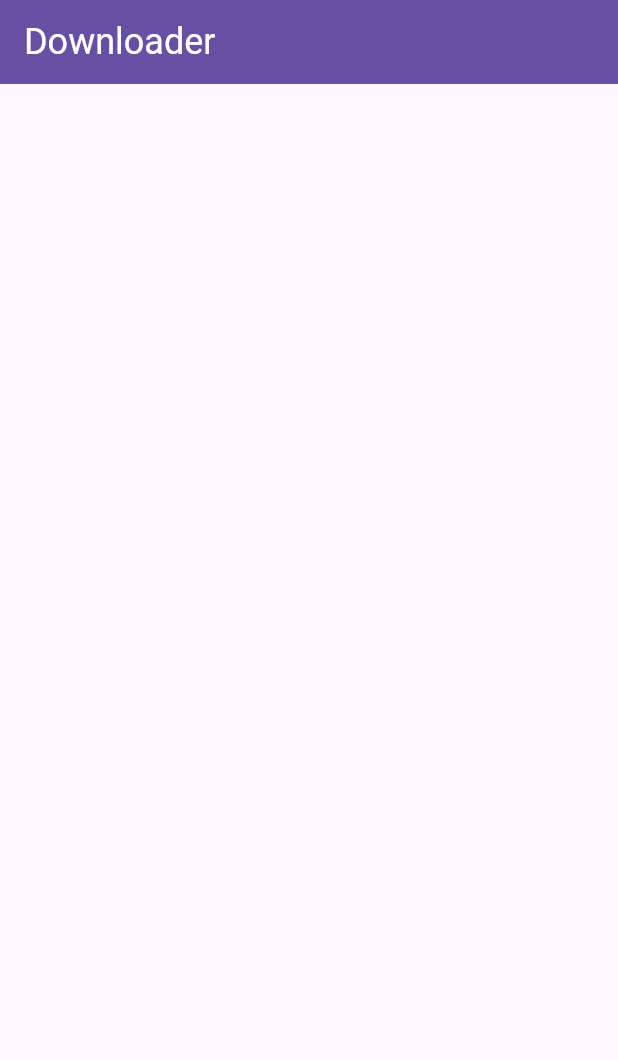
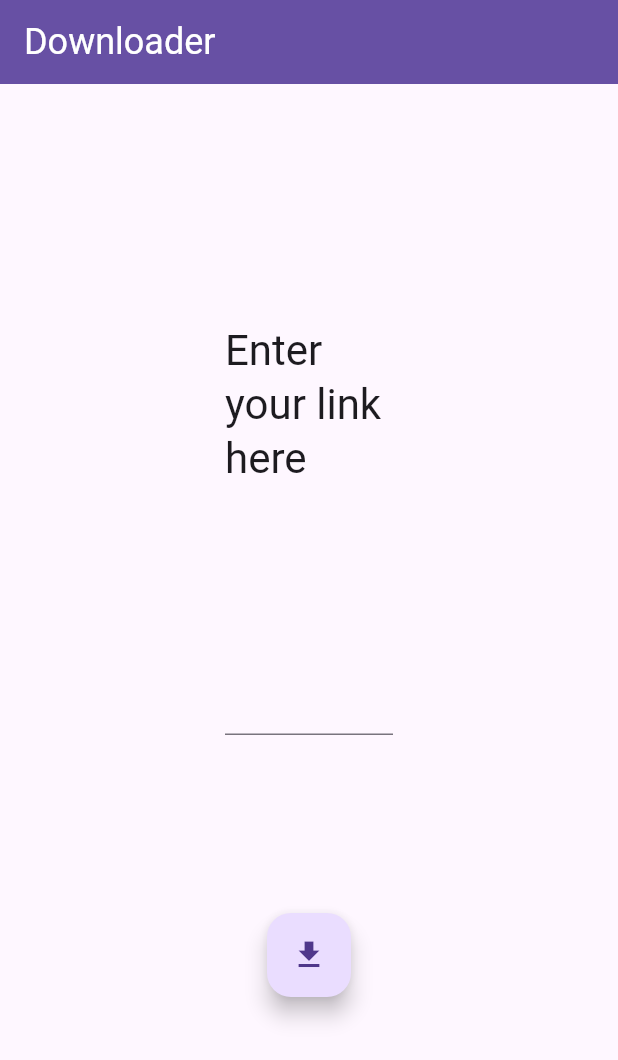
Before and after one commit to aksl1e/downloader, a Flutter app: the screen it shows after launch, on a phone screen of 412 x 824 dp. Shown: the top 1060 px of the screen. Run offline on Flutter 3.47's test engine with Material 3 defaults, Android fonts, the phone set to English and light mode, and no system bars; our stand-ins replace animated_text_kit, bloc, equatable, flutter_bloc; missing offline and left inert: background_downloader.

Commit message:
Added Bloc of Downloader Changed Download Model Changed Downloader Page Added Widgets
Ver 0.3.0

```diff
--- /dev/null
+++ b/lib/downloader/bloc/downloader_event.dart
@@ -0,0 +1,31 @@
+part of 'downloader_bloc.dart';
+
+sealed class DownloaderEvent extends Equatable {
+  const DownloaderEvent();
+  @override
+  List<Object> get props => [];
+}
+
+final class DownloadLinkChanged extends DownloaderEvent {
+  const DownloadLinkChanged(this.url);
+
+  final String url;
+
+  @override
+  List<Object> get props => [url];
+}
+
+final class DownloadStarted extends DownloaderEvent {}
+final class DownloadProgressed extends DownloaderEvent {
+  const DownloadProgressed(this.progress, this.timeRemainingAsString);
+
+  final double progress;
+  final String timeRemainingAsString;
+
+  @override
+  List<Object> get props => [progress, timeRemainingAsString];
+}
+final class DownloadPaused extends DownloaderEvent {}
+final class DownloadCancelSubmitted extends DownloaderEvent {}
+final class DownloadCanceled extends DownloaderEvent {}
+final class DownloadResumed extends DownloaderEvent {}
--- /dev/null
+++ b/lib/downloader/bloc/downloader_state.dart
@@ -0,0 +1,31 @@
+part of 'downloader_bloc.dart';
+
+
+enum DownloadStatus { initial, downloading, paused, completed, canceled }
+
+final class DownloaderState extends Equatable {
+  const DownloaderState({
+    this.status = DownloadStatus.initial,
+    this.url = '',
+    this.download = const Download(),
+  });
+
+  final DownloadStatus status;
+  final String url;
+  final Download download;
+
+  DownloaderState copyWith({
+    DownloadStatus? status,
+    String? url,
+    Download? download,
+  }) {
+    return DownloaderState(
+      status: status ?? this.status,
+      url: url ?? this.url,
+      download: download ?? this.download,
+    );
+  }
+
+  @override
+  List<Object> get props => [status, download];
+}
--- a/lib/downloader/models/download.dart
+++ b/lib/downloader/models/download.dart
@@ -1,12 +1,32 @@
 import 'package:equatable/equatable.dart';
 
 final class Download extends Equatable {
-  const Download({required this.id, required this.url, required this.fileName});
+  const Download({
+    this.id = '',
+    this.url = '',
+    this.progress = 0,
+    this.timeRemainingAsString = '',
+  });
 
-  final int id;
+  final String id;
   final String url;
-  final String fileName;
+  final double progress;
+  final String timeRemainingAsString;
+
+  Download copyWith(
+    String? id,
+    String? url,
+    double? progress,
+    String? timeRemainingAsString
+  ) {
+    return Download(
+      id: id ?? this.id,
+      url: url ?? this.url,
+      progress: progress ?? this.progress,
+      timeRemainingAsString: timeRemainingAsString ?? this.timeRemainingAsString,
+    );
+  }
 
   @override
-  List<Object> get props => [id, url, fileName];
+  List<Object> get props => [id, url, progress, timeRemainingAsString];
 }
--- a/lib/downloader/view/downloader_page.dart
+++ b/lib/downloader/view/downloader_page.dart
@@ -1,4 +1,7 @@
+import 'package:downloader/downloader/bloc/downloader_bloc.dart';
+import 'package:downloader/downloader/view/downloader_view.dart';
 import 'package:flutter/material.dart';
+import 'package:flutter_bloc/flutter_bloc.dart';
 
 class DownloaderPage extends StatelessWidget {
   const DownloaderPage({super.key});
@@ -15,6 +18,10 @@ class DownloaderPage extends StatelessWidget {
         ),
         backgroundColor: Theme.of(context).colorScheme.primary,
       ),
+      body: BlocProvider<DownloaderBloc>(
+        create: (BuildContext context) => DownloaderBloc(),
+        child: const DownloaderView(),
+      ),
     );
   }
 }
--- /dev/null
+++ b/lib/downloader/view/downloader_view.dart
@@ -0,0 +1,89 @@
+import 'package:downloader/downloader/widgets/AnimatedDownloadingText.dart';
+import 'package:downloader/downloader/widgets/StatusRow.dart';
+import 'package:flutter/material.dart';
+import 'package:flutter_bloc/flutter_bloc.dart';
+import '../bloc/downloader_bloc.dart';
+
+class DownloaderView extends StatelessWidget {
+  const DownloaderView({super.key});
+
+  @override
+  Widget build(BuildContext context) {
+    return Container(
+      alignment: Alignment.center,
+      padding: EdgeInsets.fromLTRB(150, 100, 150, 100),
+      child: BlocBuilder<DownloaderBloc, DownloaderState>(
+        buildWhen: (prev, state) => prev.status != state.status,
+        builder: (context, state) {
+          switch (state.status) {
+            case DownloadStatus.initial:
+              return Column(
+                mainAxisAlignment: MainAxisAlignment.spaceAround,
+                children: [
+                  Text(
+                    "Enter your link here",
+                    style: Theme.of(context).textTheme.headlineMedium,
+                  ),
+                  TextField(
+                    onChanged:(text) => context
+                        .read<DownloaderBloc>()
+                        .add(DownloadLinkChanged(text)),
+                  ),
+                  Row(
+                    mainAxisAlignment: MainAxisAlignment.center,
+                    children: [
+                      FloatingActionButton(
+                        child: Icon(
+                          Icons.download
+                        ),
+                        onPressed: () =>
+                            context.read<DownloaderBloc>().add(DownloadStarted()),
+                      )
+                    ],
+                  )
+                ],
+              );
+            case DownloadStatus.downloading:
+              return Column(
+                mainAxisAlignment: MainAxisAlignment.spaceAround,
+                children: [
+                  AnimatedDownloadingText(),
+                  StatusRow(
+                    context.read<DownloaderBloc>().state.download.progress,
+                    context.read<DownloaderBloc>().state.download.timeRemainingAsString,
+                  ),
+                  LinearProgressIndicator(
+                    value: context.watch<DownloaderBloc>().state.download.progress,
+                    minHeight: 10,
+                  ),
+                  Row(
+                    mainAxisAlignment: MainAxisAlignment.spaceAround,
+                    children: [
+                      FloatingActionButton(
+                        child: Icon(
+                          Icons.pause
+                        ),
+                        onPressed: () =>
+                          context.read<DownloaderBloc>().add(DownloadPaused()),
+                      )
+                    ],
+                  )
+                ]
+              );
+            case DownloadStatus.completed:
+              ScaffoldMessenger.of(context).showSnackBar(
+                SnackBar(content: Text('Download has completed!'))
+              );
+              return const SizedBox();
+            case DownloadStatus.canceled:
+              return Text('Unspecified Error occurred!');
+            case DownloadStatus.paused:
+              return Text('Unspecified Error occurred!');
+            default:
+              return Text('Unspecified Error occurred!');
+          }
+        },
+      ),
+    );
+  }
+}
```
Also changed, not shown: lib/downloader/bloc/downloader_bloc.dart (added, +131 -0 lines), lib/downloader/widgets/AnimatedDownloadingText.dart (added, +21 -0 lines), lib/downloader/widgets/StatusRow.dart (added, +25 -0 lines).
